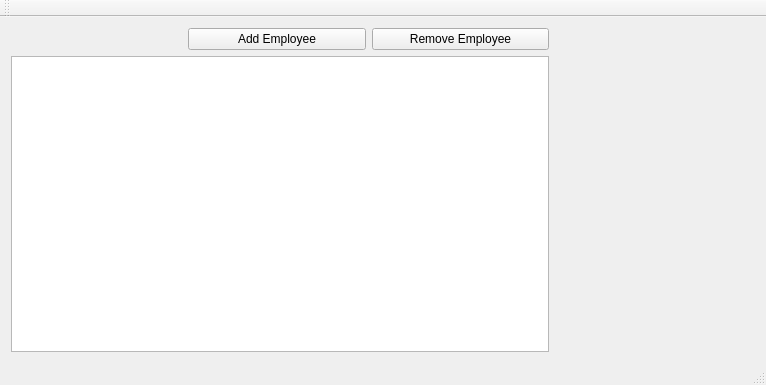
First picture: the form in mainwindow.ui, repository Wilmord/personalManagementApp, before the edit.
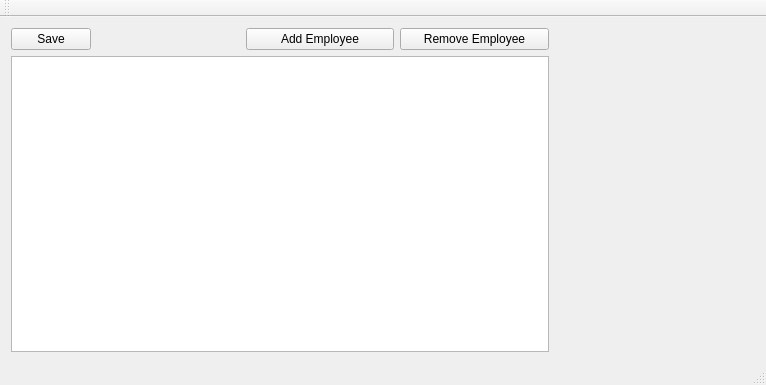
Second picture: the form after the edit.

Patch:
```diff
--- a/mainwindow.ui
+++ b/mainwindow.ui
@@ -19,6 +19,13 @@
      <layout class="QVBoxLayout" name="verticalLayout">
       <item>
        <layout class="QHBoxLayout" name="horizontalLayout">
+        <item>
+         <widget class="QPushButton" name="savePushButton">
+          <property name="text">
+           <string>Save</string>
+          </property>
+         </widget>
+        </item>
         <item>
          <spacer name="horizontalSpacer">
           <property name="orientation">
```
Left out of the diff: 18 changed lines with no effect on the pictures.
